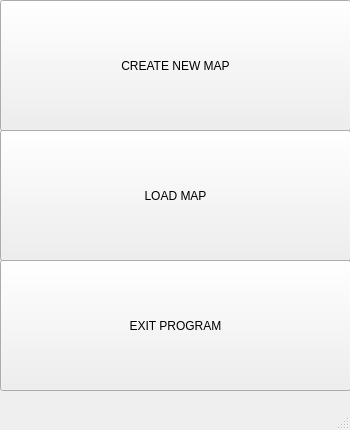
Before: the Qt Designer form mainwindow.ui in MEffenberger/ICP-Robots, drawn with Qt 5.
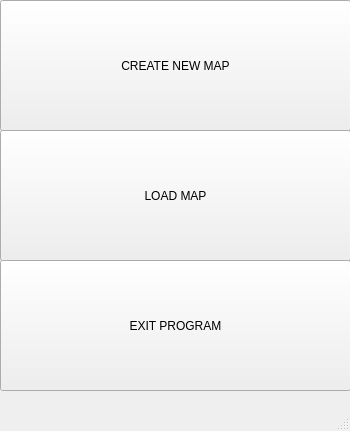
After: the same form once the commit is applied.

Patch:
```diff
--- a/mainwindow.ui
+++ b/mainwindow.ui
@@ -7,7 +7,7 @@
     <x>0</x>
     <y>0</y>
     <width>350</width>
-    <height>430</height>
+    <height>431</height>
    </rect>
   </property>
   <property name="windowTitle">
```
